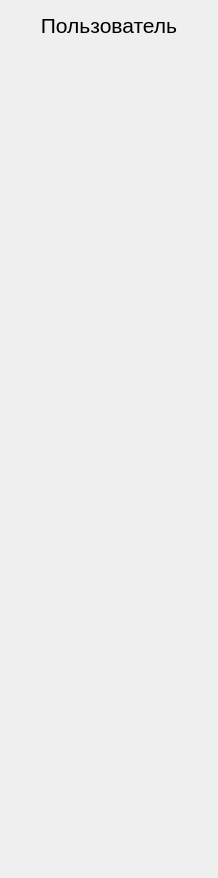
Old version of the form gui/uis/columns/right_column.ui in the repository zZZTeJleTTy3uKZZz/PyOneDark_Qt_Widgets_Modern_GUI.
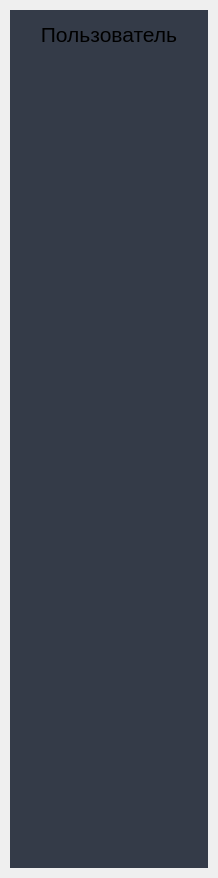
New version of the form.

The edit to the form file:
```diff
--- a/gui/uis/columns/right_column.ui
+++ b/gui/uis/columns/right_column.ui
@@ -52,6 +52,33 @@
         <number>5</number>
        </property>
        <item>
+        <widget class="QScrollArea" name="scrollArea">
+         <property name="styleSheet">
+          <string notr="true"> background-color: #343b48;</string>
+         </property>
+         <property name="frameShape">
+          <enum>QFrame::NoFrame</enum>
+         </property>
+         <property name="frameShadow">
+          <enum>QFrame::Plain</enum>
+         </property>
+         <property name="lineWidth">
+          <number>0</number>
+         </property>
+         <property name="widgetResizable">
+          <bool>true</bool>
+         </property>
+         <widget class="QWidget" name="scrollAreaWidgetContents">
+          <property name="geometry">
+           <rect>
+            <x>0</x>
+            <y>0</y>
+            <width>198</width>
+            <height>858</height>
+           </rect>
+          </property>
+          <layout class="QVBoxLayout" name="verticalLayout_3">
+           <item>
         <widget class="QLabel" name="name_2">
          <property name="minimumSize">
           <size>
@@ -320,6 +347,10 @@
           </size>
          </property>
          <layout class="QHBoxLayout" name="save_b__l"/>
+            </widget>
+           </item>
+          </layout>
+         </widget>
         </widget>
        </item>
       </layout>
```
Lines whose indentation alone changed are shown as unchanged.
